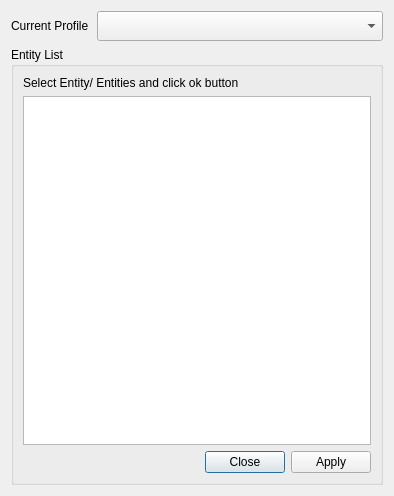
This is ui/ui_geoodk_converter.ui in gltn/stdm as Qt 5 draws it before an edit. The edited form follows.
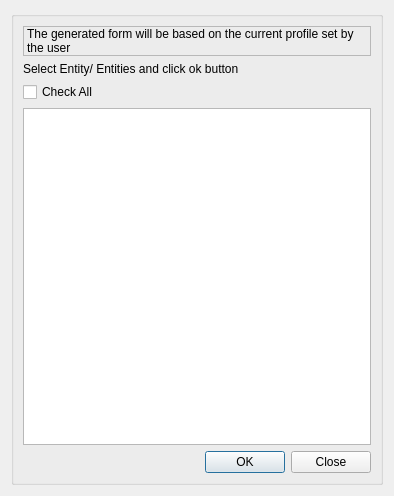
This is the edited form.

Commit message: profile combo box removed, geoodk import and export ui updated

Patch:
```diff
--- a/ui/ui_geoodk_converter.ui
+++ b/ui/ui_geoodk_converter.ui
@@ -16,33 +16,68 @@
   <layout class="QGridLayout" name="gridLayout_4">
    <item row="1" column="0">
     <layout class="QGridLayout" name="gridLayout_2">
-     <item row="2" column="1">
-      <widget class="QComboBox" name="cboProf">
-       <property name="minimumSize">
-        <size>
-         <width>0</width>
-         <height>30</height>
-        </size>
-       </property>
-      </widget>
-     </item>
      <item row="2" column="0">
-      <widget class="QLabel" name="label_2">
-       <property name="minimumSize">
-        <size>
-         <width>0</width>
-         <height>30</height>
-        </size>
+      <widget class="QGroupBox" name="groupBox_2">
+       <property name="title">
+        <string/>
        </property>
-       <property name="maximumSize">
-        <size>
-         <width>80</width>
-         <height>16777215</height>
-        </size>
-       </property>
-       <property name="text">
-        <string>Current Profile</string>
-       </property>
+       <layout class="QGridLayout" name="gridLayout">
+        <item row="4" column="0">
+         <widget class="QDialogButtonBox" name="buttonBox">
+          <property name="orientation">
+           <enum>Qt::Horizontal</enum>
+          </property>
+          <property name="standardButtons">
+           <set>QDialogButtonBox::Close|QDialogButtonBox::Ok</set>
+          </property>
+          <property name="centerButtons">
+           <bool>false</bool>
+          </property>
+         </widget>
+        </item>
+        <item row="3" column="0">
+         <widget class="QTreeView" name="trentities"/>
+        </item>
+        <item row="1" column="0">
+         <widget class="QLabel" name="label_3">
+          <property name="text">
+           <string>Select Entity/ Entities and click ok button</string>
+          </property>
+         </widget>
+        </item>
+        <item row="2" column="0">
+         <widget class="QCheckBox" name="chk_all">
+          <property name="text">
+           <string>Check All</string>
+          </property>
+         </widget>
+        </item>
+        <item row="0" column="0">
+         <widget class="QLabel" name="label">
+          <property name="minimumSize">
+           <size>
+            <width>0</width>
+            <height>30</height>
+           </size>
+          </property>
+          <property name="frameShape">
+           <enum>QFrame::StyledPanel</enum>
+          </property>
+          <property name="text">
+           <string>The generated form will be based on the current profile set by the user</string>
+          </property>
+          <property name="textFormat">
+           <enum>Qt::AutoText</enum>
+          </property>
+          <property name="scaledContents">
+           <bool>true</bool>
+          </property>
+          <property name="wordWrap">
+           <bool>true</bool>
+          </property>
+         </widget>
+        </item>
+       </layout>
       </widget>
      </item>
     </layout>
@@ -50,38 +85,6 @@
    <item row="0" column="0">
     <layout class="QVBoxLayout" name="vlnotification"/>
    </item>
-   <item row="2" column="0">
-    <widget class="QGroupBox" name="groupBox_2">
-     <property name="title">
-      <string>Entity List</string>
-     </property>
-     <layout class="QGridLayout" name="gridLayout">
-      <item row="1" column="0">
-       <widget class="QTreeView" name="trentities"/>
-      </item>
-      <item row="0" column="0">
-       <widget class="QLabel" name="label_3">
-        <property name="text">
-         <string>Select Entity/ Entities and click ok button</string>
-        </property>
-       </widget>
-      </item>
-      <item row="2" column="0">
-       <widget class="QDialogButtonBox" name="buttonBox">
-        <property name="orientation">
-         <enum>Qt::Horizontal</enum>
-        </property>
-        <property name="standardButtons">
-         <set>QDialogButtonBox::Apply|QDialogButtonBox::Close</set>
-        </property>
-        <property name="centerButtons">
-         <bool>false</bool>
-        </property>
-       </widget>
-      </item>
-     </layout>
-    </widget>
-   </item>
   </layout>
  </widget>
  <resources/>
```
The commit also changes 8 other files.
